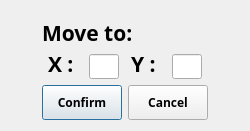
Before: the Qt Designer form Diceobu/movewindow.ui in diceobu/diceobu, drawn with Qt 5.
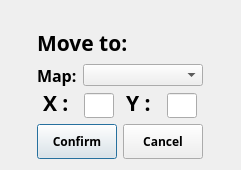
After: the same form once the commit is applied.

Diff of the .ui file:
```diff
--- a/Diceobu/movewindow.ui
+++ b/Diceobu/movewindow.ui
@@ -6,14 +6,14 @@
    <rect>
     <x>0</x>
     <y>0</y>
-    <width>250</width>
-    <height>131</height>
+    <width>241</width>
+    <height>170</height>
    </rect>
   </property>
   <property name="windowTitle">
    <string>Dialog</string>
   </property>
-  <layout class="QHBoxLayout" name="horizontalLayout_6">
+  <layout class="QHBoxLayout" name="horizontalLayout_7">
    <item>
     <spacer name="horizontalSpacer_3">
      <property name="orientation">
@@ -76,6 +76,35 @@
          </item>
         </layout>
        </item>
+       <item>
+        <layout class="QHBoxLayout" name="horizontalLayout_6">
+         <item>
+          <widget class="QLabel" name="label_spawnat_2">
+           <property name="font">
+            <font>
+             <family>ImperatorSmallCaps</family>
+             <pointsize>12</pointsize>
+             <weight>75</weight>
+             <bold>true</bold>
+            </font>
+           </property>
+           <property name="text">
+            <string>Map:</string>
+           </property>
+          </widget>
+         </item>
+         <item>
+          <widget class="QComboBox" name="comboBox_Maps_Move">
+           <property name="minimumSize">
+            <size>
+             <width>120</width>
+             <height>0</height>
+            </size>
+           </property>
+          </widget>
+         </item>
+        </layout>
+       </item>
        <item>
         <layout class="QHBoxLayout" name="horizontalLayout_5">
          <item>
```
